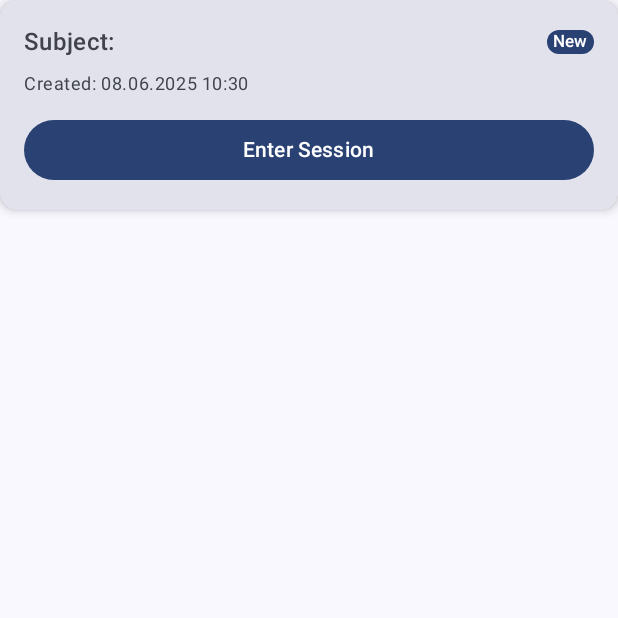
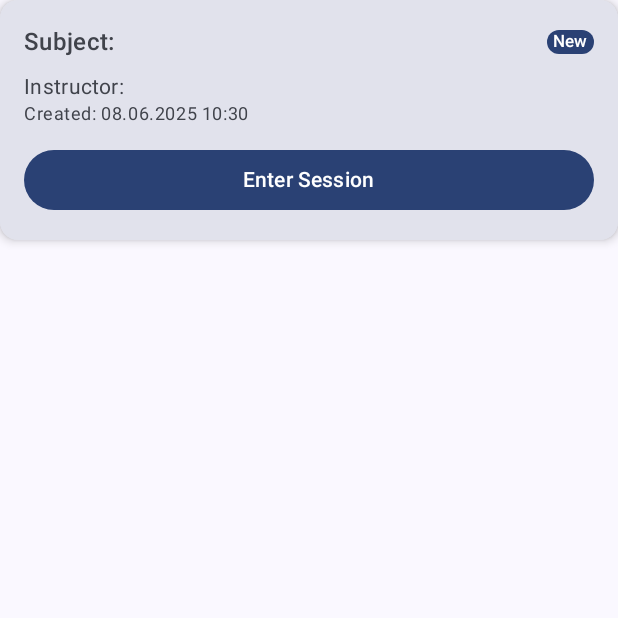
Before and after one commit to Deno234/SustavZaInstrukcije, an Android app built with Jetpack Compose: the composable StudentSessionCard called with empty values, on a phone screen of 412 x 824 dp, the top half of it. Run offline under Robolectric (Android 15) with nearby library versions, the phone set to English and light mode, and no system bars.

Commit message:
Studentu se prikazuje ime instruktora u listi sjednica

```diff
--- a/app/src/main/java/com/example/sustavzainstrukcije/ui/screens/StudentSessionsScreen.kt
+++ b/app/src/main/java/com/example/sustavzainstrukcije/ui/screens/StudentSessionsScreen.kt
@@ -57,10 +57,13 @@ fun StudentSessionsScreen(
     val lastVisited by sessionViewModel.lastVisitedMap.collectAsState()
     val onlineUsers by sessionViewModel.onlineUsersMap.collectAsState()
 
+    val userNames by sessionViewModel.userNames.collectAsState()
+
     LaunchedEffect(Unit) {
         sessionViewModel.getAllStudentSessions()
         sessionViewModel.getStudentInvitations()
         sessionViewModel.loadLastVisitedSessions()
+        sessionViewModel.loadUserNames()
     }
 
     Column(modifier = Modifier.fillMaxSize()) {
@@ -144,6 +147,7 @@ fun StudentSessionsScreen(
                         session = session,
                         lastVisited = lastVisited[session.id],
                         isInstructorOnline = onlineUsers[session.id]?.contains(session.instructorId) == true,
+                        instructorName = userNames[session.instructorId] ?: "Unknown Instructor",
                         onJoinClick = {
                             navController.navigate("whiteboard/${session.id}")
                         }
@@ -234,6 +238,7 @@ fun StudentSessionCard(
     session: InstructionSession,
     lastVisited: Long?,
     isInstructorOnline: Boolean,
+    instructorName: String,
     onJoinClick: () -> Unit
 ) {
     Card(
@@ -276,6 +281,11 @@ fun StudentSessionCard(
             Spacer(modifier = Modifier.height(8.dp))
 
             Text(
+                text = "Instructor: $instructorName",
+                style = MaterialTheme.typography.bodyMedium
+            )
+
+            Text(
                 text = "Created: ${formatter.format(Date(session.createdAt))}",
                 style = MaterialTheme.typography.bodySmall
             )
```
